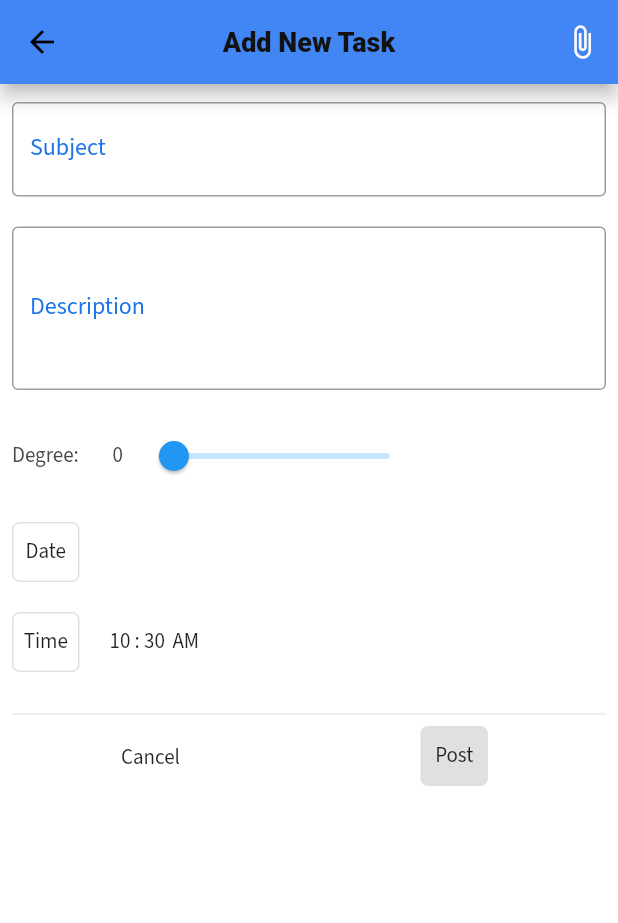
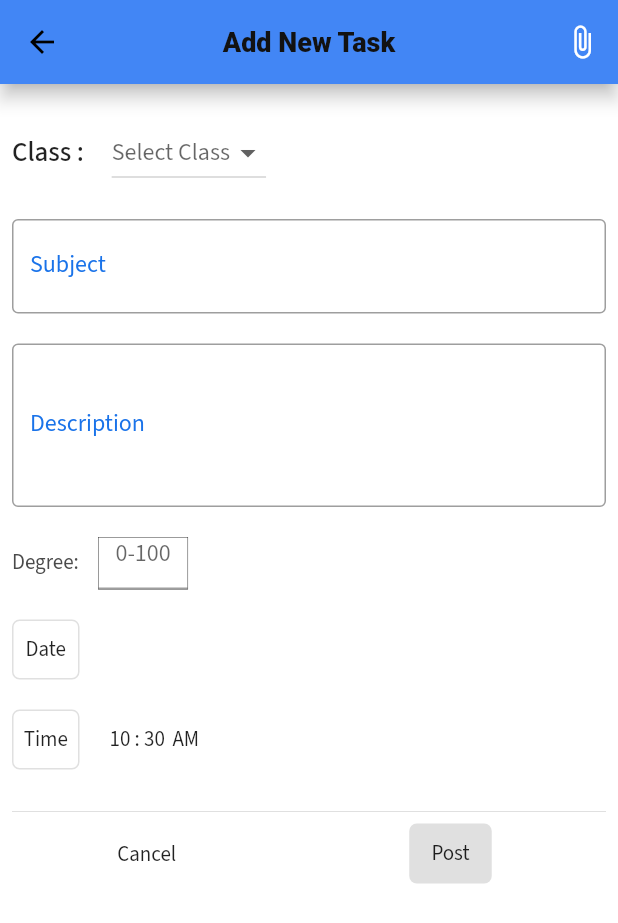
Before and after one commit to muayadmohammed/Cryo_Class_Platform, a Flutter app: the HomeTasks screen opened directly with empty values, scrolled down 576 dp, after a tap on the "add" icon, on a phone screen of 412 x 824 dp. Shown: the top 923 px of the screen. Run offline on Flutter 3.47's test engine with Material 2 defaults, Android fonts, the light colour scheme and no system bars; our stand-ins replace google_fonts, shimmer; missing offline and left inert: animated_card, sliding_card.

Commit message:
add and edit

```diff
--- a/lib/screens/feed_back.dart
+++ b/lib/screens/feed_back.dart
@@ -1,4 +1,4 @@
-import 'package:flutter/cupertino.dart';
+
 import 'package:flutter/material.dart';
 import 'navigation_drawer.dart';
 
--- a/lib/screens/home_work/add_task.dart
+++ b/lib/screens/home_work/add_task.dart
@@ -1,10 +1,11 @@
+import 'dart:ui';
+
 import 'package:flutter/material.dart';
 import 'package:flutter/services.dart';
 import 'package:intl/intl.dart';
 
-
 class AddTask extends StatefulWidget {
-    TextStyle textStyleTitle, textStyleDes;
+  TextStyle textStyleTitle, textStyleDes;
   AddTask({
     @required this.textStyleTitle,
     @required this.textStyleDes,
@@ -28,7 +29,16 @@ class _AddTaskState extends State<AddTask> {
   String _Hour = '';
   String _Main = '';
   var _intHour;
-  Future<Null> slect(BuildContext context) async {
+  String selectedUser;
+  final List<String> items = <String>['Class 1', 'Class 2', 'Class 3'];
+
+  Future<Null> selectClass(String value) async {
+    setState(() {
+      selectedUser = value;
+    });
+  }
+
+  Future<Null> select(BuildContext context) async {
     _p = await showTimePicker(
       context: context,
       initialTime: _timeOfDay,
@@ -165,13 +175,16 @@ class _AddTaskState extends State<AddTask> {
 
   static const double minValue = 0;
   static const double maxValue = 100;
+
   @override
   Widget build(BuildContext context) {
     Size size = MediaQuery.of(context).size;
-
     return Scaffold(
         appBar: AppBar(
-          title: Text('Add New Task',style: widget.textStyleTitle,),
+          title: Text(
+            'Add New Task',
+            style: widget.textStyleTitle,
+          ),
           centerTitle: true,
           elevation: 5,
           backgroundColor: Color(0XFF4286f5),
@@ -195,6 +208,41 @@ class _AddTaskState extends State<AddTask> {
               top: 12,
             ),
             child: ListView(children: [
+              SizedBox(
+                height: 10,
+              ),
+              Row(
+                children: [
+                  Text(
+                    'Class : ',
+                    style: TextStyle(fontSize: 18, fontWeight: FontWeight.w500),
+                  ),
+                  SizedBox(
+                    width: 15,
+                  ),
+                  DropdownButton<String>(
+                    value: selectedUser,
+                    hint: Text(
+                      'Select Class',
+                      style: widget.textStyleDes,
+                    ),
+                    items: items.map<DropdownMenuItem<String>>((String value) {
+                      return DropdownMenuItem<String>(
+                        value: value,
+                        child: Text(value),
+                      );
+                    }).toList(),
+                    onChanged: (String value) {
+
+                      selectClass(value);
+
+                    },
+                  ),
+                ],
+              ),
+              SizedBox(
+                height: 20,
+              ),
               Container(
                 child: _buildMultilineTextField('Subject', 1),
               ),
@@ -210,17 +258,26 @@ class _AddTaskState extends State<AddTask> {
               Row(
                 mainAxisAlignment: MainAxisAlignment.start,
                 children: [
-                  Text('Degree:        ${_value.toInt()}',
-                      style: TextStyle(color: Color(0XFF4a4a4a))),
+                  Text('Degree: ', style: TextStyle(color: Color(0XFF4a4a4a))),
                   SizedBox(
                     width: 10,
                   ),
-                  Slider(
-                    value: _value,
-                    onChanged: _setValue,
-                    min: minValue,
-                    max: maxValue,
-                  ),
+                  Container(
+                    height: 35,
+                    width: 60,
+                    decoration: BoxDecoration(
+                        border:
+                            Border.all(width: 0.3, color: Colors.grey[900])),
+                    // color: Colors.teal,
+                    child: TextFormField(
+                      decoration: InputDecoration(
+                        hintText: '0-100',
+                        // hintStyle: TextStyle()
+                      ),
+                      maxLengthEnforced: false,
+                      textAlign: TextAlign.center,
+                    ),
+                  )
                 ],
               ),
               SizedBox(
@@ -249,14 +306,20 @@ class _AddTaskState extends State<AddTask> {
                       decoration: BoxDecoration(
                           border: Border.all(color: Colors.grey[300]),
                           borderRadius: BorderRadius.circular(5)),
-                      child: Center(child: Text('Date',style:
-                      widget.textStyleDes,)),
+                      child: Center(
+                          child: Text(
+                        'Date',
+                        style: widget.textStyleDes,
+                      )),
                     ),
                   ),
                   SizedBox(
                     width: 20,
                   ),
-                  Text(_date,style: widget.textStyleDes,),
+                  Text(
+                    _date,
+                    style: widget.textStyleDes,
+                  ),
                 ],
               ),
               SizedBox(
@@ -267,7 +330,7 @@ class _AddTaskState extends State<AddTask> {
                 children: [
                   InkWell(
                     onTap: () {
-                      slect(context);
+                      select(context);
                     },
                     child: Container(
                       width: 45,
@@ -275,21 +338,31 @@ class _AddTaskState extends State<AddTask> {
                       decoration: BoxDecoration(
                           border: Border.all(color: Colors.grey[300]),
                           borderRadius: BorderRadius.circular(5)),
-                      child: Center(child: Text('Time',style: widget.textStyleDes,)),
+                      child: Center(
+                          child: Text(
+                        'Time',
+                        style: widget.textStyleDes,
+                      )),
                     ),
                   ),
                   SizedBox(
                     width: 20,
                   ),
-                  Text(m
-                      ? _timeOfDay.hour.toString() +
-                          ' : ' +
-                          _timeOfDay.minute.toString()
-                      : _time + ' ',style: widget.textStyleDes,),
+                  Text(
+                    m
+                        ? _timeOfDay.hour.toString() +
+                            ' : ' +
+                            _timeOfDay.minute.toString()
+                        : _time + ' ',
+                    style: widget.textStyleDes,
+                  ),
                   SizedBox(
                     width: 5,
                   ),
-                  Text(m ? s1 : s2,style: widget.textStyleDes,),
+                  Text(
+                    m ? s1 : s2,
+                    style: widget.textStyleDes,
+                  ),
                 ],
               ),
               SizedBox(
@@ -306,8 +379,13 @@ class _AddTaskState extends State<AddTask> {
                   mainAxisAlignment: MainAxisAlignment.spaceEvenly,
                   children: [
                     InkWell(
-                      onTap: () {},
-                      child: Text('Cancel',style: widget.textStyleDes,),
+                      onTap: () {
+                         Navigator.pop(context);
+                      },
+                      child: Text(
+                        'Cancel',
+                        style: widget.textStyleDes,
+                      ),
                     ),
                     SizedBox(
                       width: 15,
@@ -317,23 +395,24 @@ class _AddTaskState extends State<AddTask> {
                       child: InkWell(
                         onTap: () {},
                         child: Container(
-                          width: 45,
+                          width: 55,
                           height: 40,
                           decoration: BoxDecoration(
                               color: Colors.grey[300],
                               borderRadius: BorderRadius.circular(5)),
-                          child: Center(child: Text('Post',style: widget.textStyleDes,)),
+                          child: Center(
+                              child: Text(
+                            'Post',
+                            style: widget.textStyleDes,
+                          )),
                         ),
                       ),
                     ),
                   ],
                 ),
-              )
-              ),
+              )),
             ]),
           ),
-        )
-
-        );
+        ));
   }
 }
--- a/lib/screens/home_work/task.dart
+++ b/lib/screens/home_work/task.dart
@@ -1,5 +1,8 @@
+import 'package:animated_card/animated_card.dart';
 import 'package:flutter/material.dart';
-
+import 'package:sliding_card/sliding_card.dart';
+// import 'sizeConfig.dart';
+// import 'AppointmentCard.dart';
 
 class Task extends StatefulWidget {
   TextStyle textStyleTitle, textStyleDes;
@@ -13,10 +16,29 @@ class Task extends StatefulWidget {
 }
 
 class _TaskState extends State<Task> {
+
+
+
+
+SlidingCardController controller ;
+  @override
+  void initState() {
+
+    super.initState();
+    controller = SlidingCardController();
+  }
+
+
+
+
+
+
+
   @override
   Widget build(BuildContext context) {
     Size size = MediaQuery.of(context).size;
-
+    bool t = true;
+    var lista = List.generate(50, (index) => index);
     return Padding(
       padding: const EdgeInsets.symmetric(horizontal: 8.0),
       child: ListView.builder(
@@ -24,16 +46,21 @@ class _TaskState extends State<Task> {
         shrinkWrap: true,
         itemCount: 30,
         itemBuilder: (BuildContext ctxt, int index) {
-              return Container(
+          return t? AnimatedCard(
+            direction: AnimatedCardDirection.left,
+            initDelay: Duration(milliseconds: 0),
+            duration: Duration(seconds: 1),
+            onRemove: () => lista.removeAt(index),
+            child: Container(
+               color: Colors.grey[300],
                 child: Column(
               mainAxisAlignment: MainAxisAlignment.start,
               children: [
                 SizedBox(
                   height: 10,
                 ),
+                // Divider(),
                 Container(
-                    // height: size.height / 5,
-                    // width: 100,
                   decoration: BoxDecoration(
                     color: Colors.white,
                     borderRadius: BorderRadius.circular(20),
@@ -42,7 +69,7 @@ class _TaskState extends State<Task> {
                         color: Colors.grey[300],
                         spreadRadius: 5,
                         blurRadius: 7,
-                          offset: Offset(0, 3), // changes position of shadow
+                        offset: Offset(0, 1), // changes position of shadow
                       ),
                     ],
                   ),
@@ -51,16 +78,9 @@ class _TaskState extends State<Task> {
                     children: [
                       Container(
                         width: size.width - 113,
-                          decoration: BoxDecoration(
-                            borderRadius: BorderRadius.only(
-                                topLeft: Radius.circular(10),
-                                topRight: Radius.circular(0),
-                                bottomLeft: Radius.circular(10),
-                                bottomRight: Radius.circular(0)),
-                          ),
                                               child: Padding(
-                            padding: const EdgeInsets.only(
-                                top: 5, left: 8, bottom: 5),
+                          padding:
+                              const EdgeInsets.only(top: 5, left: 8, bottom: 5),
                           child: Column(
                             crossAxisAlignment: CrossAxisAlignment.start,
                             children: [
@@ -84,28 +104,13 @@ class _TaskState extends State<Task> {
                           padding: const EdgeInsets.only(
                               top: 5, bottom: 5, right: 10),
                           child: Column(
-                              mainAxisAlignment:
-                                  MainAxisAlignment.spaceBetween,
+                            mainAxisAlignment: MainAxisAlignment.spaceBetween,
                             crossAxisAlignment: CrossAxisAlignment.start,
                             children: [
                               SizedBox(
                                 height: 10,
                               ),
-                                // Text(
-                                //   '12:00 AM',
-                                //   // style: widget.textStyleDes,
-                                // ),
-                                // SizedBox(
-                                //   height: 10,
-                                // ),
-                                // // Divider(),
-                                // Text(
-                                //   '12/2/2021',
-                                //   // style: widget.textStyleDes,
-                                // ),
-                                // SizedBox(
-                                //   height: 10,
-                                // ),
+
 
                               Text(
                                 '20/2/2021',
@@ -129,7 +134,30 @@ class _TaskState extends State<Task> {
                   ),
                 ),
               ],
-              ));
-            }));
+            )),
+          ):Center(
+        child: Column(
+          mainAxisAlignment: MainAxisAlignment.center,
+          children: <Widget>[
+          //   AppointmentCard(
+          //     onCardTapped: () {
+          //       print('Card tapped controller can be used here ');
+          //       if(controller.isCardSeparated == true)
+          //       {
+          //         controller.collapseCard();
+          //       }
+          //       else
+          //       {
+          //         controller.expandCard();
+          //       }
+          //     },
+          //     slidingCardController: controller,
+          //   )
+          ],
+        ),
+      );
+        },
+      ),
+    );
   }
 }
--- a/pubspec.yaml
+++ b/pubspec.yaml
@@ -36,6 +36,8 @@ dependencies:
   url_launcher: ^5.5.3
   intl: ^0.16.1
   fluttertoast: ^7.1.1
+  animated_card: ^1.0.0+8
+  sliding_card: ^0.1.2
 
 
 
```
Also changed, not shown: lib/screens/chat/conversation.dart (+25 -20 lines), lib/screens/home_work/evaluation.dart (+41 -12 lines), pubspec.lock. Lines whose indentation alone changed are shown as unchanged.
